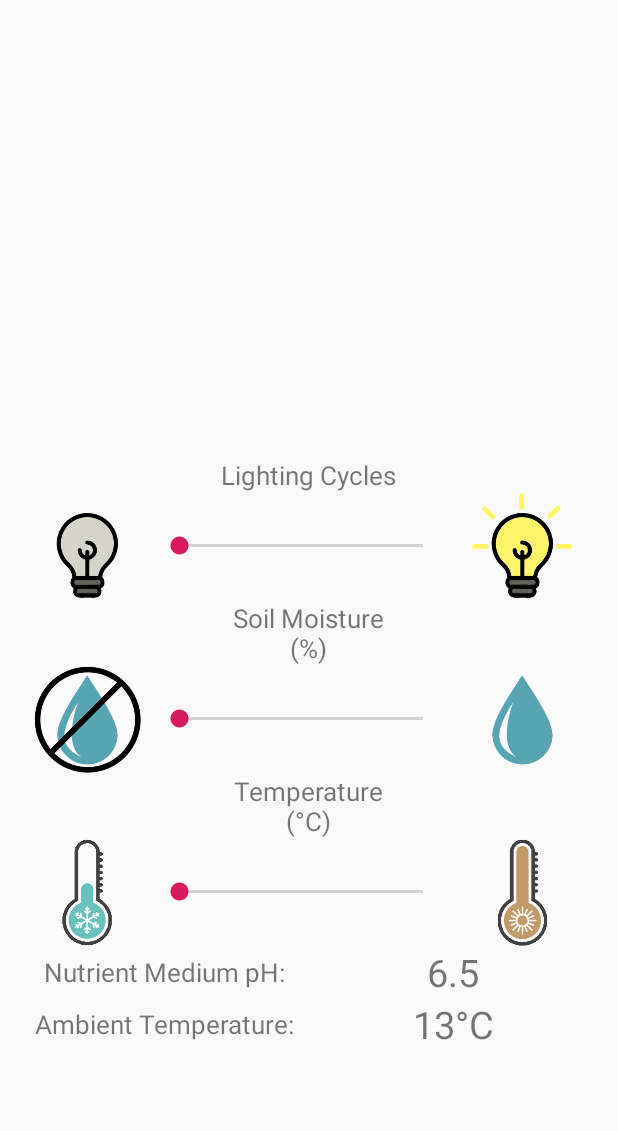
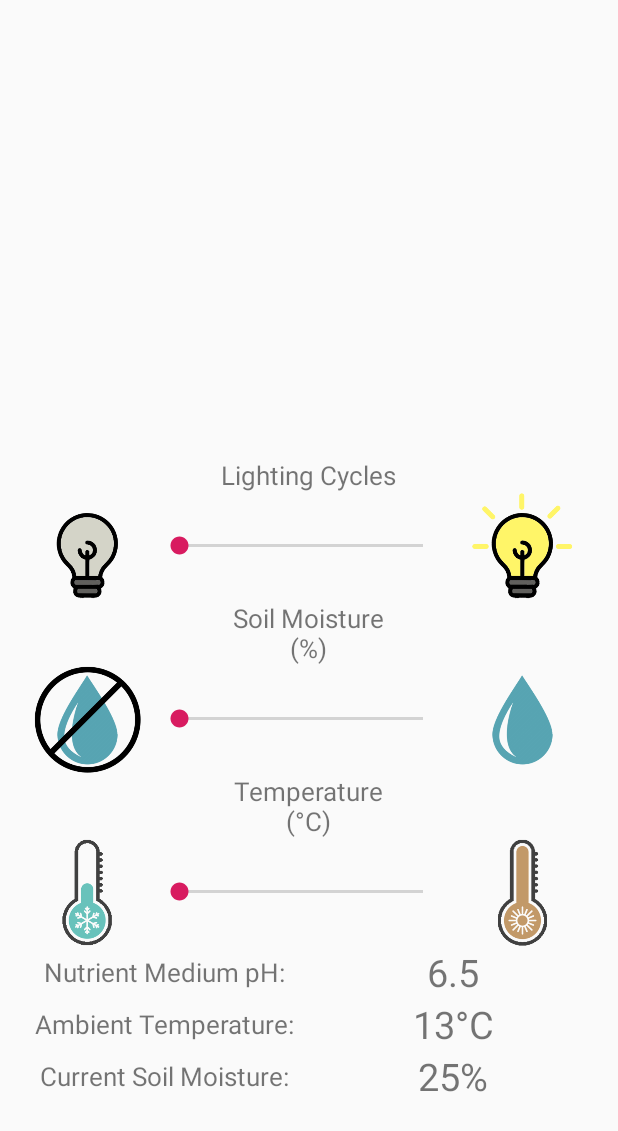
Before and after one commit to Kiboot/PlantPrototype, an Android app: the layout tab2.xml on its own in the app's theme, with its tools: preview values and no code run, on a phone screen of 412 x 824 dp. Shown: the top 1131 px of the screen. Run offline under Robolectric (Android 15) with nearby library versions, the phone set to English and light mode, and no system bars.

Commit message:
Update tab2.xml

```diff
--- a/app/src/main/res/layout/tab2.xml
+++ b/app/src/main/res/layout/tab2.xml
@@ -273,6 +273,42 @@
 
 
         </TableRow>
+        <TableRow
+            android:layout_width="wrap_content"
+            android:layout_height="0dp"
+            android:layout_weight="0">
+            <LinearLayout
+                android:layout_width="0dip"
+                android:layout_height="fill_parent"
+                android:layout_weight="1"
+                android:orientation="horizontal">
+                <TextView
+                    android:id="@+id/textView9"
+                    android:layout_width="match_parent"
+                    android:layout_height="wrap_content"
+                    android:layout_gravity="center"
+                    android:gravity="center"
+                    android:text="Current Soil Moisture:"
+                    android:textSize="17sp" />
+            </LinearLayout>
+
+            <LinearLayout
+                android:layout_width="0dip"
+                android:layout_height="fill_parent"
+                android:layout_weight="1"
+                android:orientation="horizontal">
+                <TextView
+                    android:id="@+id/textView10"
+                    android:layout_width="match_parent"
+                    android:layout_height="wrap_content"
+                    android:layout_gravity="center"
+                    android:gravity="center"
+                    android:text="25%"
+                    android:textSize="25sp" />
+            </LinearLayout>
+
+
+        </TableRow>
 
     </TableLayout>
 
```
